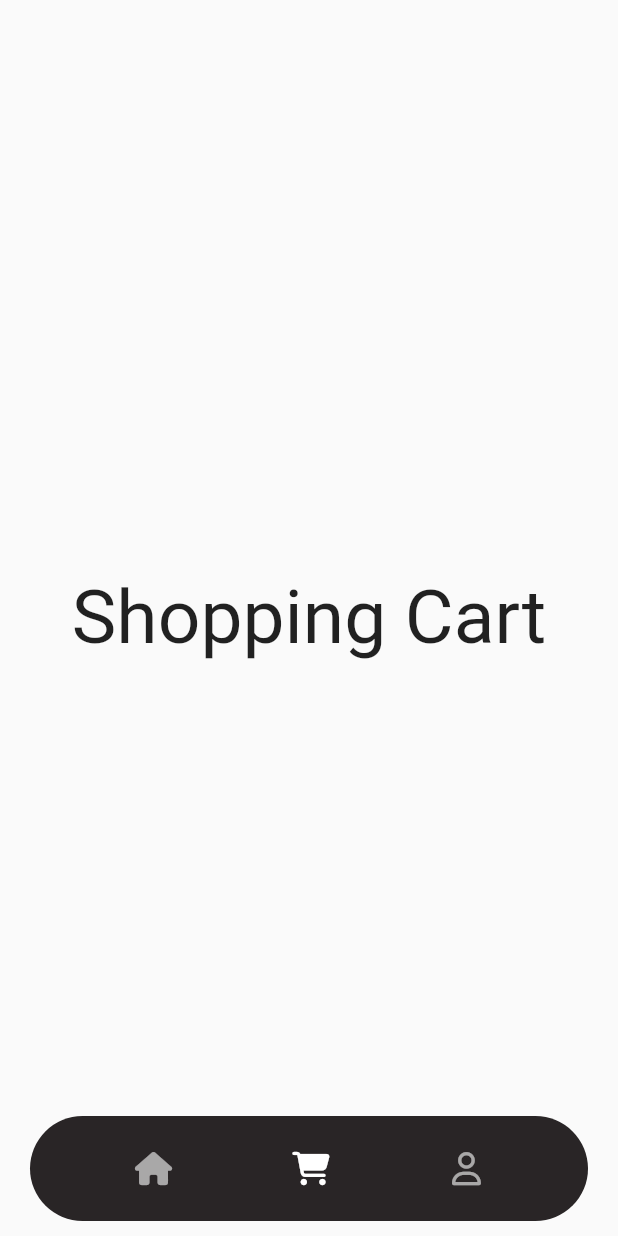
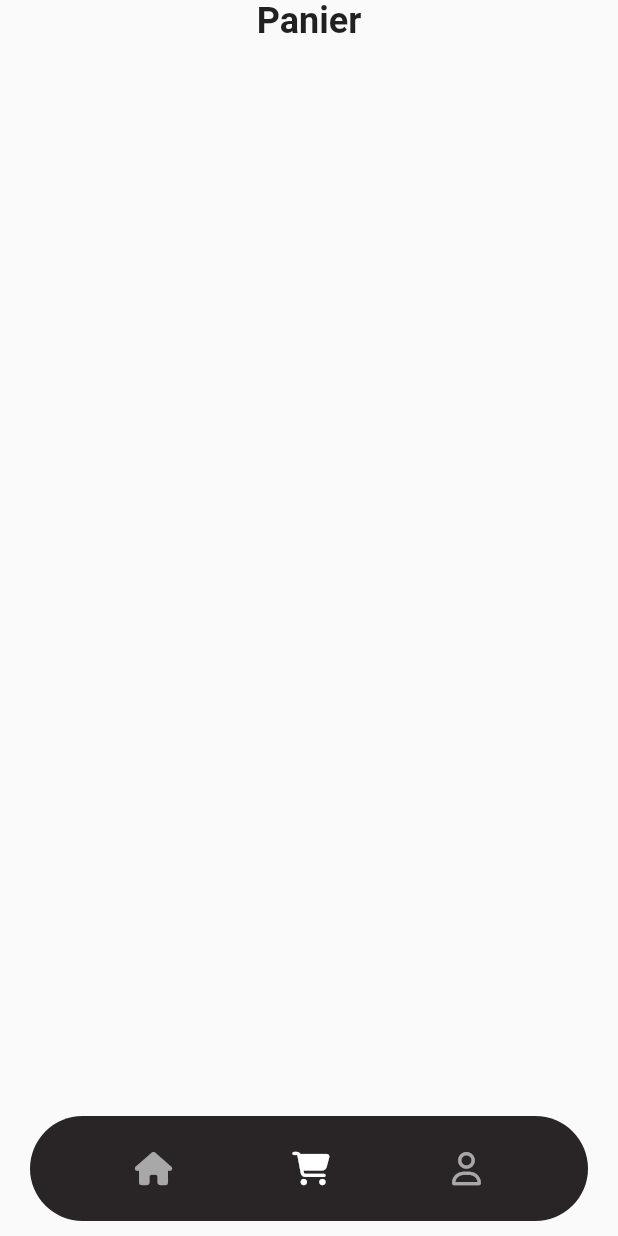
Before and after one commit to rzItProject/miaged_flutter_project, a Flutter app: the HomeScreen screen opened directly, item 2 of the bottom bar chosen, on a phone screen of 412 x 824 dp. Run offline on Flutter 3.47's test engine with Material 2 defaults, Android fonts, the phone set to English and light mode, and no system bars; our stand-ins replace cached_network_image, cloud_firestore, firebase_auth, firebase_core, flutter_riverpod, font_awesome_flutter; accounts and stored records are empty; network calls fail.

Commit message:
mvp4 adding item to cartshopping

```diff
--- a/lib/auth_checker.dart
+++ b/lib/auth_checker.dart
@@ -1,7 +1,7 @@
 import 'package:flutter/material.dart';
 import 'package:flutter_app_project_miaged/data/providers/auth_provider.dart';
 import 'package:flutter_app_project_miaged/screens/authentication/signin_page.dart';
-import 'package:flutter_app_project_miaged/screens/home_screen.dart';
+import 'package:flutter_app_project_miaged/screens/home_page.dart';
 import 'package:flutter_riverpod/flutter_riverpod.dart';
 
 class AuthChecker extends ConsumerWidget {
@@ -14,8 +14,8 @@ class AuthChecker extends ConsumerWidget {
     return authState.when(
       data: (user) {
         if (user != null) {
-          // return const HomePage();
-          return const HomeScreen();
+          return const HomePage();
+          // return const HomeScreen();
         }
         return SignInPage();
       },
--- /dev/null
+++ b/lib/data/providers/cart_provider.dart
@@ -0,0 +1,4 @@
+import 'package:flutter_app_project_miaged/services/cart_notifier.dart';
+import 'package:flutter_riverpod/flutter_riverpod.dart';
+
+final cartStateProvider = StateNotifierProvider((ref) => CartState());
--- a/lib/screens/home_navigation/shopping_cart_page.dart
+++ b/lib/screens/home_navigation/shopping_cart_page.dart
@@ -1,16 +1,52 @@
 import 'package:flutter/material.dart';
+import 'package:flutter_app_project_miaged/data/providers/cart_provider.dart';
+import 'package:flutter_app_project_miaged/models/item.model.dart';
 import 'package:flutter_riverpod/flutter_riverpod.dart';
 
-class ShoppingCartPage extends ConsumerWidget {
+class ShoppingCartPage extends StatelessWidget {
   const ShoppingCartPage({super.key});
 
   @override
-  Widget build(BuildContext context, WidgetRef ref) {
-    return const Center(
-      child: Text(
-        'Shopping Cart',
-        style: TextStyle(fontSize: 50),
-      ),
+  Widget build(BuildContext context) {
+    return Consumer(
+      builder: (BuildContext context, WidgetRef ref, Widget? child) {
+        final cart = ref.read(cartStateProvider.notifier);
+        return Padding(
+          padding: const EdgeInsets.symmetric(horizontal: 25.0),
+          child: Column(
+            crossAxisAlignment: CrossAxisAlignment.center,
+            children: [
+              const Text(
+                'Panier',
+                style: TextStyle(
+                  fontWeight: FontWeight.bold,
+                  fontSize: 24,
+                ),
+              ),
+              const SizedBox(
+                height: 10,
+              ),
+              Expanded(
+                child: ListView.builder(
+                  itemCount: cart.getItems().length,
+                  itemBuilder: (context, index) {
+                    Item item = cart.getItems()[index];
+                    return Text(item
+                        .title); /* ListTile(leading: CachedNetworkImage(
+                          imageUrl: item.url,
+                          fit: BoxFit.cover,
+                          placeholder: (context, url) =>
+                              const CircularProgressIndicator(),
+                          errorWidget: (context, url, error) =>
+                              const Icon(Icons.error),
+                        ),) */
+                  },
+                ),
+              ),
+            ],
+          ),
+        );
+      },
     );
   }
 }
```
Also changed, not shown: lib/models/cart.model.dart (added, +9 -0 lines), lib/services/cart_notifier.dart (added, +63 -0 lines), lib/widgets/detail_body.dart (+19 -8 lines).
